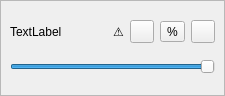
Before: the Qt Designer form ControllerZoneListItemWidget.ui in arthur469/HardwareSyncAI, drawn with Qt 5.
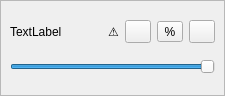
After: the same form once the commit is applied. Custom widgets are drawn as their Qt base class.

Commit message: Fixed button size

The edit to the form file:
```diff
--- a/ControllerZoneListItemWidget.ui
+++ b/ControllerZoneListItemWidget.ui
@@ -67,6 +67,18 @@
       </item>
       <item row="0" column="2">
        <widget class="QToolButton" name="enabled">
+        <property name="minimumSize">
+         <size>
+          <width>26</width>
+          <height>0</height>
+         </size>
+        </property>
+        <property name="maximumSize">
+         <size>
+          <width>26</width>
+          <height>16777215</height>
+         </size>
+        </property>
         <property name="toolTip">
          <string>Add to current measure</string>
         </property>
@@ -80,6 +92,18 @@
       </item>
       <item row="0" column="3">
        <widget class="QToolButton" name="percentage_fill">
+        <property name="minimumSize">
+         <size>
+          <width>26</width>
+          <height>0</height>
+         </size>
+        </property>
+        <property name="maximumSize">
+         <size>
+          <width>26</width>
+          <height>16777215</height>
+         </size>
+        </property>
         <property name="toolTip">
          <string>Toggle percentage fill</string>
         </property>
@@ -93,6 +117,18 @@
       </item>
       <item row="0" column="4">
        <widget class="QToolButton" name="reverse">
+        <property name="minimumSize">
+         <size>
+          <width>26</width>
+          <height>0</height>
+         </size>
+        </property>
+        <property name="maximumSize">
+         <size>
+          <width>26</width>
+          <height>16777215</height>
+         </size>
+        </property>
         <property name="text">
          <string/>
         </property>
```
The commit also changes 2 other files.
